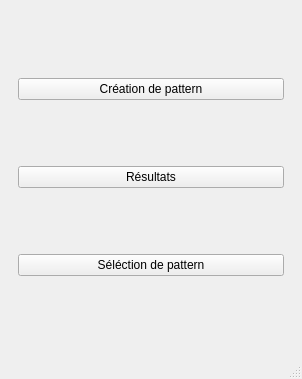
Before: the Qt Designer form QT/Menus interface/mainwindow.ui in qserdel/projet-industriel-roborongeurs, drawn with Qt 5.
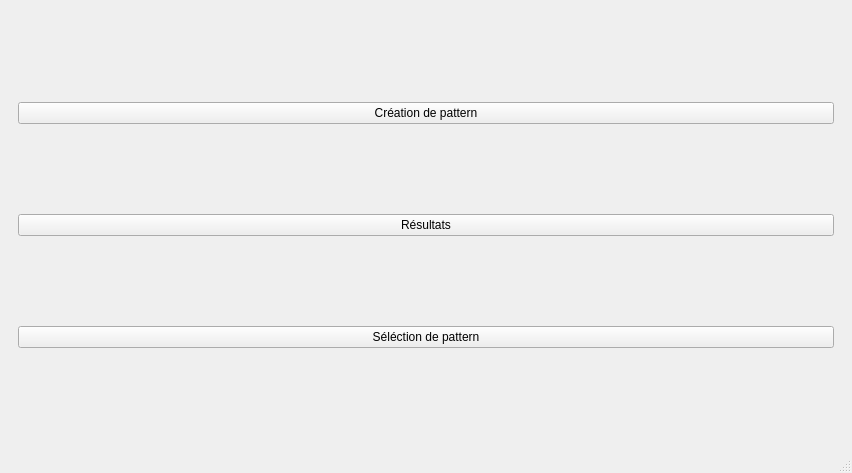
After: the same form once the commit is applied. The open tabs and pages were chosen to show the change.

```diff
--- a/QT/Menus interface/mainwindow.ui
+++ b/QT/Menus interface/mainwindow.ui
@@ -6,8 +6,8 @@
    <rect>
     <x>0</x>
     <y>0</y>
-    <width>302</width>
-    <height>379</height>
+    <width>852</width>
+    <height>473</height>
    </rect>
   </property>
   <property name="windowTitle">
```
Left out of the diff: 4 changed lines with no effect on the pictures.
